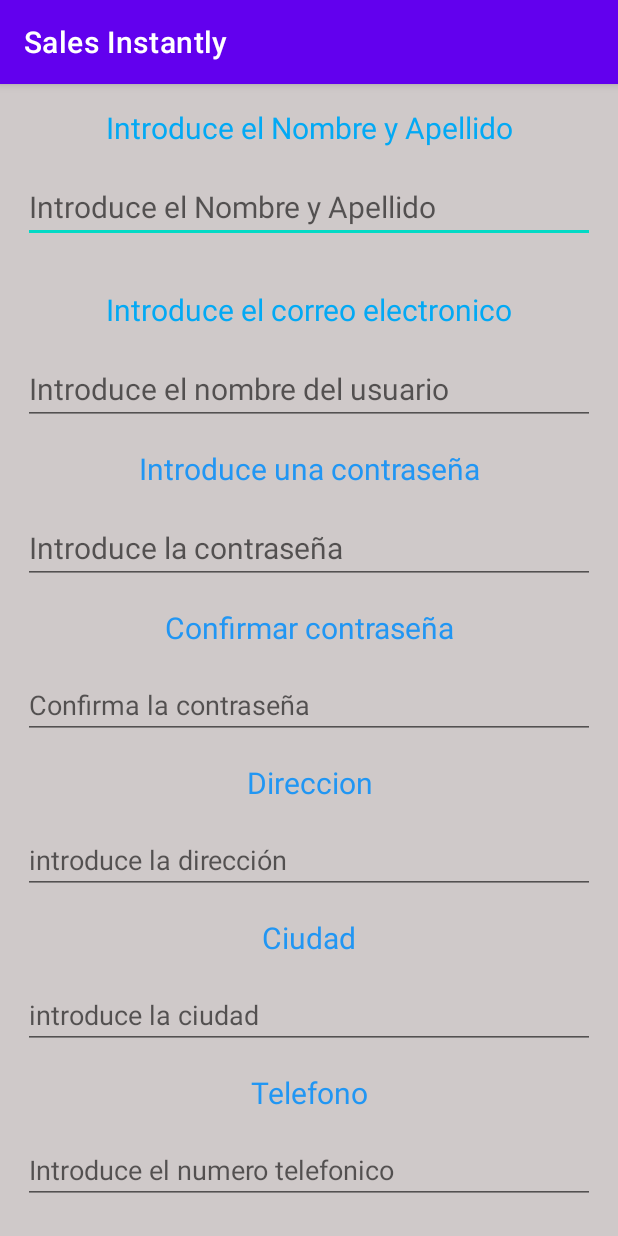
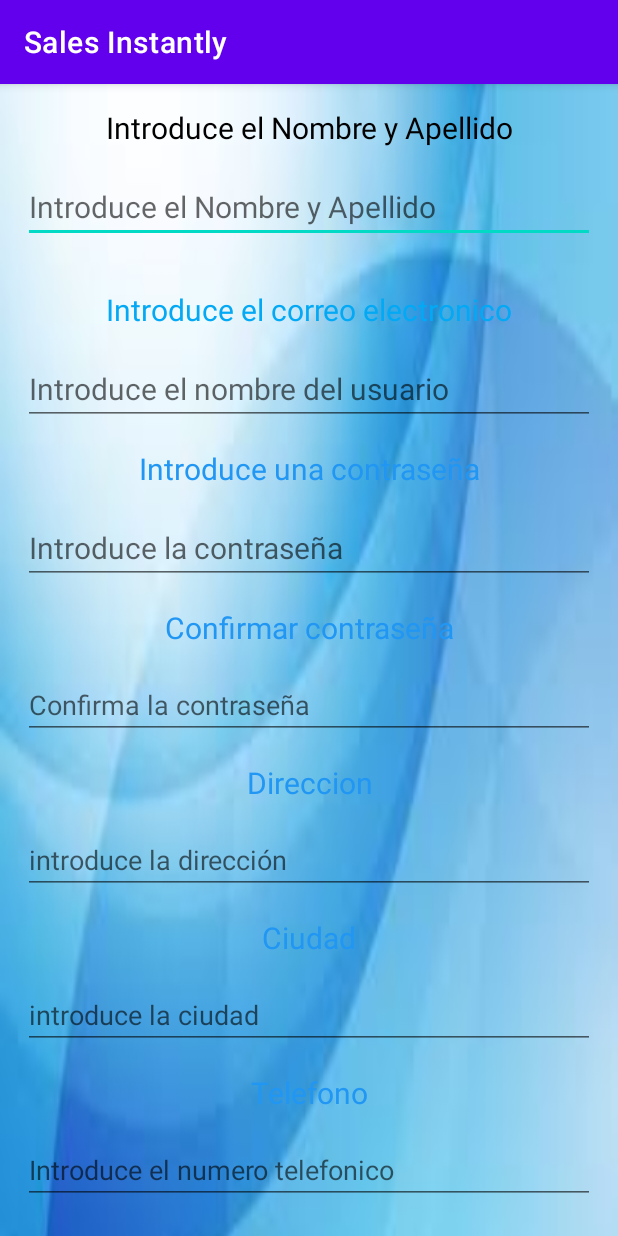
Before and after one commit to juanca172/ProyectoSalesInstantantly, an Android app: the RegistroActivityView screen opened directly, with no data from a screen before it, on a phone screen of 412 x 824 dp. Run offline under Robolectric (Android 15) with nearby library versions, the phone set to English and light mode, and no system bars; our stand-ins replace Firebase (no records; nobody signed in at launch, a user with empty details on screens opened directly).

Commit message:
cambios color backgraund

```diff
--- a/app/src/main/res/layout/activity_pagina_inicial_view.xml
+++ b/app/src/main/res/layout/activity_pagina_inicial_view.xml
@@ -5,7 +5,7 @@
     android:id="@+id/Linear_Layaut_P_Inicial"
     android:layout_width="match_parent"
     android:layout_height="match_parent"
-    android:background="#CFC9C9"
+    android:background="@drawable/descarga"
     android:orientation="vertical"
     tools:context=".PaginaInicialView">
 
--- a/app/src/main/res/layout/activity_registro_view.xml
+++ b/app/src/main/res/layout/activity_registro_view.xml
@@ -12,7 +12,7 @@
     <LinearLayout
         android:layout_width="match_parent"
         android:layout_height="wrap_content"
-        android:background="#CFC9C9"
+        android:background="@drawable/descarga"
         android:orientation="vertical">
 
         <TextView
@@ -22,7 +22,7 @@
             android:layout_margin="15dp"
             android:gravity="center"
             android:text="@string/txvIntroduceElNombreyApellido"
-            android:textColor="#03A9F4"
+            android:textColor="#010101"
             android:textSize="20sp" />
 
         <EditText
```
Also changed, not shown: app/src/main/res/drawable/descarga.jpg (added).
